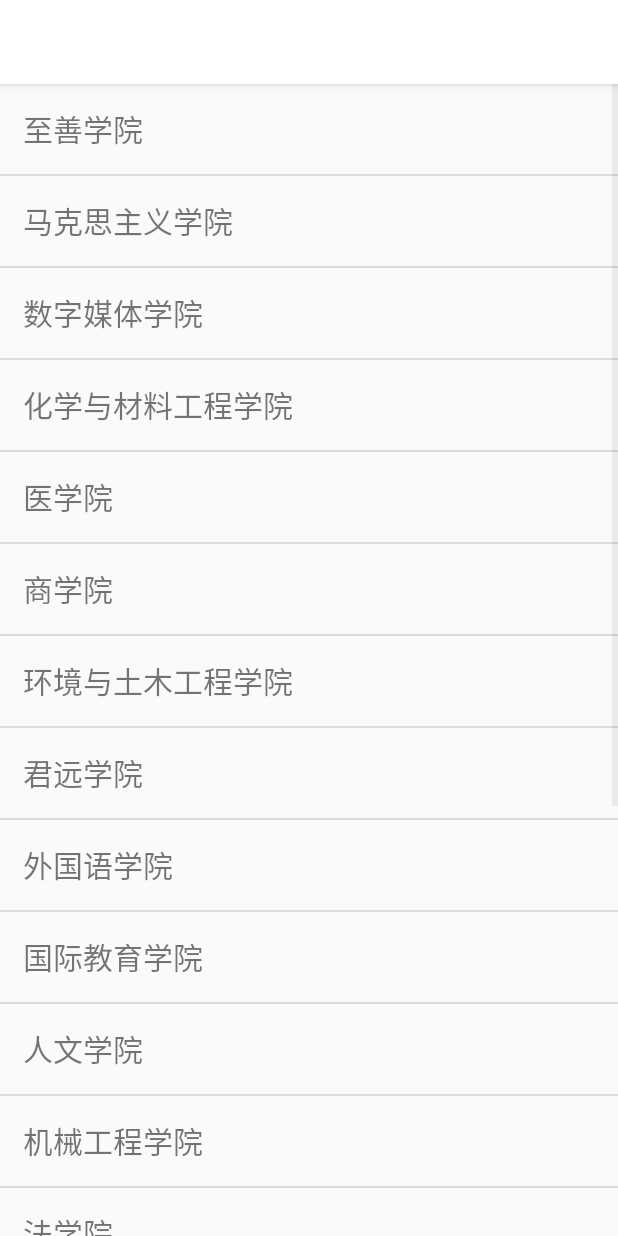
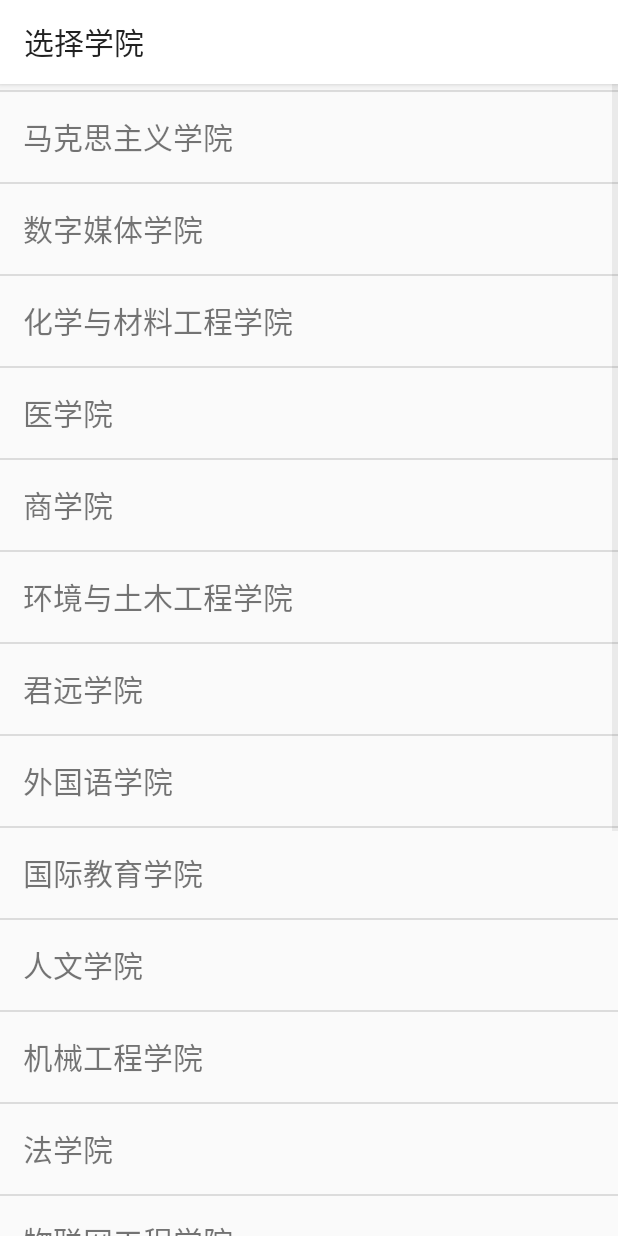
Before and after one commit to hg4/jiangnankezhan, an Android app: the ListDiaglogActivity screen opened directly, with no data from a screen before it, on a phone screen of 412 x 824 dp. Run offline under Robolectric (Android 15) with nearby library versions, the phone set to English and light mode, and no system bars; libraries missing offline, so code that uses them is left out: com.gyf.barlibrary; 2 statements that could not run were skipped.

```diff
--- a/app/src/main/java/com/example/hg4/jiangnankezhan/BaseActivity.java
+++ b/app/src/main/java/com/example/hg4/jiangnankezhan/BaseActivity.java
@@ -2,6 +2,7 @@ package com.example.hg4.jiangnankezhan;
 
 import android.os.Bundle;
 import android.support.v7.app.AppCompatActivity;
+import android.view.View;
 
 import com.avos.avoscloud.AVUser;
 import com.gyf.barlibrary.ImmersionBar;
@@ -15,7 +16,8 @@ public class BaseActivity extends AppCompatActivity {
 	@Override
 	protected void onCreate(Bundle savedInstanceState) {
 		super.onCreate(savedInstanceState);
-		ImmersionBar.with(this).init();
+		ImmersionBar.with(this).transparentStatusBar().init();
+		getWindow().getDecorView().setSystemUiVisibility(View.SYSTEM_UI_FLAG_LIGHT_STATUS_BAR);
 
 	}
 }
--- a/app/src/main/java/com/example/hg4/jiangnankezhan/ListDiaglogActivity.java
+++ b/app/src/main/java/com/example/hg4/jiangnankezhan/ListDiaglogActivity.java
@@ -3,19 +3,22 @@ package com.example.hg4.jiangnankezhan;
 import android.content.Intent;
 import android.support.v7.app.AppCompatActivity;
 import android.os.Bundle;
+import android.support.v7.widget.Toolbar;
 import android.view.View;
 import android.widget.AdapterView;
 import android.widget.ArrayAdapter;
 import android.widget.ListView;
 import android.widget.TextView;
 
-public class ListDiaglogActivity extends AppCompatActivity{
+public class ListDiaglogActivity extends BaseActivity{
 	private String[] major={"至善学院","马克思主义学院","数字媒体学院","化学与材料工程学院","医学院","商学院","环境与土木工程学院","君远学院","外国语学院","国际教育学院","人文学院","机械工程学院","法学院","物联网工程学院","理学院","生物工程学院","纺织服装学院","北美学院","设计学院","食品学院"};
 	private ListView list;
 	@Override
 	protected void onCreate(Bundle savedInstanceState) {
 		super.onCreate(savedInstanceState);
 		setContentView(R.layout.activity_list_diaglog);
+		Toolbar toolbar = (Toolbar) findViewById(R.id.toolbar);
+		setSupportActionBar(toolbar);
 		ArrayAdapter<String> adapter=new ArrayAdapter<String>(this,R.layout.dialog_list_item,major);
 		list=(ListView)findViewById(R.id.list);
 		list.setAdapter(adapter);
--- a/app/src/main/java/com/example/hg4/jiangnankezhan/ListGradeActivity.java
+++ b/app/src/main/java/com/example/hg4/jiangnankezhan/ListGradeActivity.java
@@ -3,6 +3,7 @@ package com.example.hg4.jiangnankezhan;
 import android.content.Intent;
 import android.os.Bundle;
 import android.support.v7.app.AppCompatActivity;
+import android.support.v7.widget.Toolbar;
 import android.view.View;
 import android.widget.AdapterView;
 import android.widget.ArrayAdapter;
@@ -13,7 +14,7 @@ import android.widget.TextView;
  * Created by HG4 on 2017/9/1.
  */
 
-public class ListGradeActivity extends AppCompatActivity {
+public class ListGradeActivity extends BaseActivity {
 	private String[] grade = {"2000", "2001", "2002", "2003", "2004", "2005", "2006", "2007", "2008", "2009", "2010", "2011", "2012", "2013", "2014", "2015", "2016", "2017"};
 	private ListView list;
 
@@ -21,6 +22,8 @@ public class ListGradeActivity extends AppCompatActivity {
 	protected void onCreate(Bundle savedInstanceState) {
 		super.onCreate(savedInstanceState);
 		setContentView(R.layout.activity_list_diaglog);
+		Toolbar toolbar = (Toolbar) findViewById(R.id.toolbar);
+		setSupportActionBar(toolbar);
 		ArrayAdapter<String> adapter = new ArrayAdapter<String>(this, R.layout.dialog_list_item, grade);
 		list = (ListView) findViewById(R.id.list);
 		list.setAdapter(adapter);
--- a/app/src/main/java/com/example/hg4/jiangnankezhan/MainActivity.java
+++ b/app/src/main/java/com/example/hg4/jiangnankezhan/MainActivity.java
@@ -187,6 +187,7 @@ public class MainActivity extends BaseActivity
 		return bitmap;
 	}
 	private void getmainhead(){
+		if(getBitmapFromSharedPreferences()!=null)
 		mainheadView.setImageBitmap(getBitmapFromSharedPreferences());
 
 	}
--- a/app/src/main/res/layout/activity_list_diaglog.xml
+++ b/app/src/main/res/layout/activity_list_diaglog.xml
@@ -1,5 +1,27 @@
 <?xml version="1.0" encoding="utf-8"?>
-<android.support.constraint.ConstraintLayout
+<android.support.design.widget.CoordinatorLayout
+    xmlns:android="http://schemas.android.com/apk/res/android"
+    xmlns:app="http://schemas.android.com/apk/res-auto"
+    xmlns:tools="http://schemas.android.com/tools"
+    android:layout_width="match_parent"
+    android:layout_height="match_parent">
+
+    <android.support.design.widget.AppBarLayout
+        android:layout_width="match_parent"
+        android:layout_height="wrap_content"
+        android:theme="@style/AppTheme.AppBarOverlay"
+        android:fitsSystemWindows="true">
+
+        <android.support.v7.widget.Toolbar
+            android:id="@+id/toolbar"
+            android:layout_width="match_parent"
+            android:layout_height="?attr/actionBarSize"
+            android:background="?attr/colorPrimary"
+            app:popupTheme="@style/AppTheme.PopupOverlay"/>
+
+    </android.support.design.widget.AppBarLayout>
+
+    <android.support.constraint.ConstraintLayout
     xmlns:android="http://schemas.android.com/apk/res/android"
     xmlns:app="http://schemas.android.com/apk/res-auto"
     xmlns:tools="http://schemas.android.com/tools"
@@ -9,13 +31,11 @@
 
     <ListView
         android:id="@+id/list"
-        android:layout_width="match_parent"
+        android:layout_width="0dp"
         android:layout_height="wrap_content"
-        android:layout_marginLeft="0dp"
-        android:layout_marginRight="0dp"
-        android:layout_marginTop="0dp"
         android:dividerHeight="1dp"
         app:layout_constraintLeft_toLeftOf="parent"
         app:layout_constraintRight_toRightOf="parent"
         app:layout_constraintTop_toTopOf="parent"/>
-</android.support.constraint.ConstraintLayout>
+    </android.support.constraint.ConstraintLayout>
+</android.support.design.widget.CoordinatorLayout>
--- a/app/src/main/res/values/styles.xml
+++ b/app/src/main/res/values/styles.xml
@@ -7,6 +7,7 @@
         <item name="colorPrimaryDark">@color/colorWhite</item>
         <item name="colorAccent">@color/colorAccent</item>
     </style>
+
     <style name="AppTheme.noToolBar" parent="Theme.AppCompat.Light.NoActionBar">
 
     </style>
```
Also changed, not shown: app/src/main/AndroidManifest.xml (+8 -3 lines), app/src/main/java/com/example/hg4/jiangnankezhan/PersonInfoActivity.java (+7 -3 lines), app/src/main/java/com/example/hg4/jiangnankezhan/Utilty.java (+11 -0 lines), app/src/main/res/layout/dialog_select_photo.xml (+6 -6 lines).
